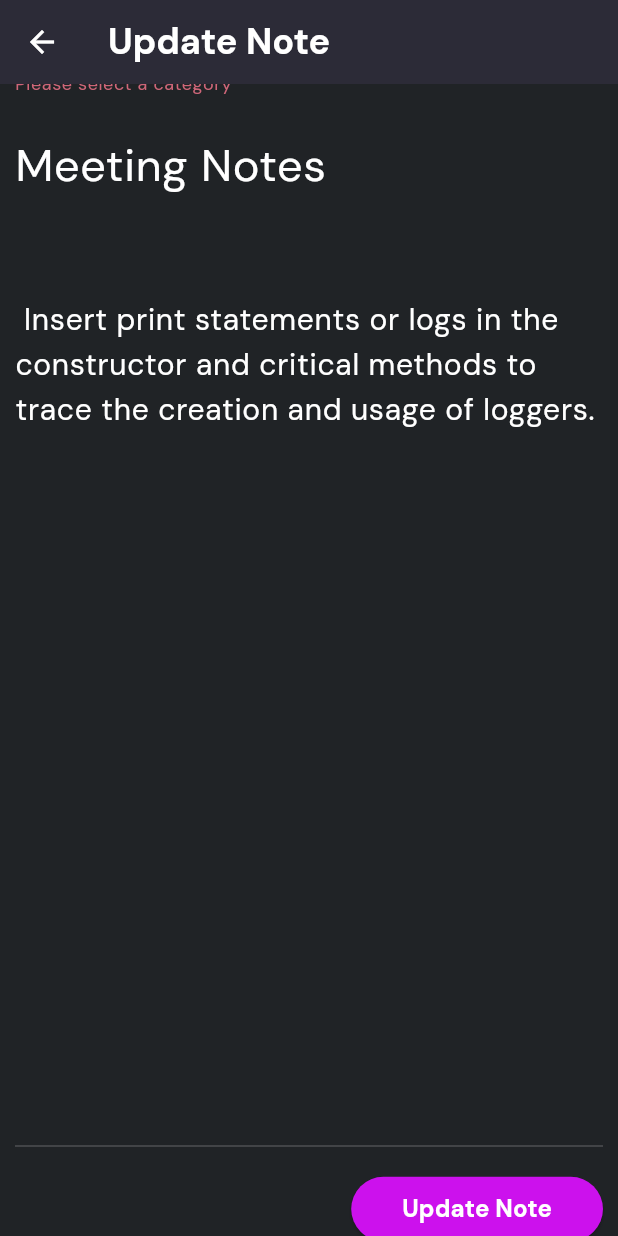
After one commit to PathumDilhara/Note-Sphere-Mobile-App, a Flutter app: the UpdateNotePage screen opened directly with sample values from the repository, scrolled down 90 dp, after a tap on "Update Note", on a phone screen of 412 x 824 dp. The commit adds this screen. Run offline on Flutter 3.47's test engine with Material 3 defaults, Android fonts, the light colour scheme and no system bars; our stand-ins replace go_router, google_fonts, hive, hive_flutter; accounts and stored records are empty.

Commit message:
Edit & delete a note

```diff
--- a/lib/pages/note_by_category_page.dart
+++ b/lib/pages/note_by_category_page.dart
@@ -1,3 +1,4 @@
+import 'package:f24_notes_sphere/helpers/snackbar.dart';
 import 'package:f24_notes_sphere/services/note_services.dart';
 import 'package:f24_notes_sphere/utils/colors.dart';
 import 'package:f24_notes_sphere/utils/router.dart';
@@ -32,8 +33,28 @@ class _NoteByCategoryState extends State<NoteByCategory> {
   Future<void> _loadNotesByCategory() async {
     noteList = await noteServices.getNotesByCategoryName(widget.category);
     setState(() {
-      print(noteList.length);
+      //print(noteList.length);
     });
+  }
+
+  // Edit note
+  void _editNote(NoteModel noteModel){
+    // Navigator to the edit note page
+    AppRouter.router.push("/edit_note", extra: noteModel);
+  }
+
+  // remove notes
+  Future<void> _removeNote(String id) async {
+    try{
+      await noteServices.deleteNote(id);
+      if(context.mounted){
+        AppHelpers.showSnackBar(context, "Note deleted successfully");
+      }
+
+    } catch(error){
+      AppHelpers.showSnackBar(context, "Failed to delete Note");
+      print(error.toString());
+    }
   }
 
   @override
@@ -82,10 +103,18 @@ class _NoteByCategoryState extends State<NoteByCategory> {
                 ),
                 itemBuilder: (context, index) {
                   return NoteCategoryCard(
-                      noteTitle: noteList[index].title,
-                      noteContent: noteList[index].content,
-                      removeNote: ()async {},
-                      editNote: ()async{});
+                    noteTitle: noteList[index].title,
+                    noteContent: noteList[index].content,
+                    removeNote: () async {
+                      await _removeNote(noteList[index].id);
+                      setState(() {
+                        noteList.removeAt(index);
+                      });
+                    },
+                    editNote: () async {
+                      _editNote(noteList[index]);
+                    },
+                  );
                 },
               )
             ],
--- /dev/null
+++ b/lib/pages/update_note_page.dart
@@ -0,0 +1,251 @@
+import 'package:f24_notes_sphere/helpers/snackbar.dart';
+import 'package:f24_notes_sphere/models/note_model.dart';
+import 'package:f24_notes_sphere/services/note_services.dart';
+import 'package:f24_notes_sphere/utils/colors.dart';
+import 'package:f24_notes_sphere/utils/router.dart';
+import 'package:f24_notes_sphere/utils/text_styles.dart';
+import 'package:flutter/material.dart';
+import 'package:google_fonts/google_fonts.dart';
+import 'package:uuid/uuid.dart';
+
+class UpdateNotePage extends StatefulWidget {
+  final NoteModel noteModel;
+  const UpdateNotePage({
+    super.key,
+    required this.noteModel,
+  });
+
+  @override
+  State<UpdateNotePage> createState() => _UpdateNotePageState();
+}
+
+class _UpdateNotePageState extends State<UpdateNotePage> {
+  List<String> categories = [];
+  final NoteServices noteServices = NoteServices();
+
+  // Form validation
+  final _formKey = GlobalKey<FormState>();
+  final TextEditingController _noteTitleController = TextEditingController();
+  final TextEditingController _noteContentController = TextEditingController();
+  String category = "";
+
+  // Dispose the above created text editing controllers
+  //Memory Management: Disposing of objects like TextEditingController ensures
+  // that the memory allocated for them is released. This is crucial in mobile
+  // development where memory resources are limited.
+  @override
+  void dispose() {
+    super.dispose();
+    _noteTitleController.dispose();
+    _noteContentController.dispose();
+  }
+
+  Future _loadCategories() async {
+    categories = await noteServices.getAllCategories();
+    setState(() {
+      //print(categories.length); // 3
+    });
+  }
+
+  @override
+  void initState() {
+    _noteTitleController.text = widget.noteModel.title;
+    _noteContentController.text = widget.noteModel.content;
+    category = widget.noteModel.category;
+    // Cant be async hence use separate Future method
+    _loadCategories();
+    super.initState();
+  }
+
+  @override
+  Widget build(BuildContext context) {
+    return Scaffold(
+      appBar: AppBar(
+        title: Text(
+          "Update Note",
+          style: AppTextStyles.appSubTitleStyle,
+        ),
+      ),
+      body: SingleChildScrollView(
+        child: Column(
+          children: [
+            const SizedBox(
+              height: 30,
+            ),
+            Container(
+              margin: const EdgeInsets.symmetric(
+                horizontal: 10,
+              ),
+              child: Form(
+                key: _formKey,
+                child: Column(
+                  children: [
+                    // drop down
+                    _newNote(),
+                    const SizedBox(
+                      height: 10,
+                    ),
+                    TextFormField(
+                      controller: _noteTitleController,
+                      validator: (value) {
+                        if (value == null || value.isEmpty) {
+                          return "Please enter a title";
+                        }
+                        return null;
+                      },
+                      maxLines: 2,
+                      style: const TextStyle(
+                        color: AppColors.kWhiteColor,
+                        fontSize: 30,
+                      ),
+                      decoration: InputDecoration(
+                        hintText: "Note Title",
+                        hintStyle: TextStyle(
+                          color: AppColors.kWhiteColor.withOpacity(0.5),
+                          fontSize: 35,
+                        ),
+                        border: InputBorder.none,
+                      ),
+                    ),
+                    const SizedBox(
+                      height: 10,
+                    ),
+                    // Content
+                    TextFormField(
+                      controller: _noteContentController,
+                      validator: (value) {
+                        if (value == null || value.isEmpty) {
+                          return "Please enter your content";
+                        }
+                        return null;
+                      },
+                      maxLines: 18,
+                      style: const TextStyle(
+                        color: AppColors.kWhiteColor,
+                        fontSize: 20,
+                      ),
+                      decoration: InputDecoration(
+                        hintText: "Note Content",
+                        hintStyle: TextStyle(
+                          color: AppColors.kWhiteColor.withOpacity(0.5),
+                          fontSize: 20,
+                        ),
+                        border: InputBorder.none,
+                      ),
+                    ),
+                    const SizedBox(
+                      height: 10,
+                    ),
+                    Divider(
+                      color: AppColors.kWhiteColor.withOpacity(0.2),
+                      thickness: 1,
+                    ),
+                    const SizedBox(
+                      height: 10,
+                    ),
+                    Row(
+                      mainAxisAlignment: MainAxisAlignment.end,
+                      children: [
+                        ElevatedButton(
+                          style: const ButtonStyle(
+                              backgroundColor: WidgetStatePropertyAll(
+                                  AppColors.kFlaButColor)),
+                          onPressed: () {
+                            // Update note
+                            if (_formKey.currentState!.validate()) {
+                              try {
+                                noteServices.updateNotes(
+                                  NoteModel(
+                                    title: _noteTitleController.text,
+                                    category: category,
+                                    content: _noteContentController.text,
+                                    date: DateTime.now(),
+                                    id: widget.noteModel.id,
+                                  ),
+                                );
+
+                                // Snack bar
+                                AppHelpers.showSnackBar(context, "Note updated successfully");
+                                _noteTitleController.clear();
+                                _noteContentController.clear();
+
+                                // Navigate to the note page
+                                AppRouter.router.push("/notes");
+                              } catch (error) {
+                                AppHelpers.showSnackBar(context, "Failed to update notes");
+                                print(error.toString());
+                              }
+                            }
+                          },
+                          child: Padding(
+                            padding: const EdgeInsets.all(10),
+                            child: Text(
+                              "Update Note",
+                              style: AppTextStyles.appButton,
+                            ),
+                          ),
+                        ),
+                      ],
+                    ),
+                  ],
+                ),
+              ),
+            ),
+          ],
+        ),
+      ),
+    );
+  }
+
+  Widget _newNote() {
+    return Container(
+      decoration: BoxDecoration(
+        borderRadius: BorderRadius.circular(10),
+      ),
+      child: DropdownButtonFormField<String>(
+        validator: (value) {
+          if (value == null || value.isEmpty) {
+            return "Please select a category";
+          }
+          return null;
+        },
+        style: TextStyle(
+          color: AppColors.kWhiteColor,
+          fontFamily: GoogleFonts.dmSans().fontFamily,
+          fontSize: 20,
+          fontWeight: FontWeight.w500,
+        ),
+        isExpanded: false,
+        hint: const Text("Category"),
+        decoration: InputDecoration(
+          enabledBorder: OutlineInputBorder(
+            borderRadius: BorderRadius.circular(20),
+            borderSide: BorderSide(
+              color: AppColors.kWhiteColor.withOpacity(0.1),
+              width: 2,
+            ),
+          ),
+          focusedBorder: OutlineInputBorder(
+              borderRadius: BorderRadius.circular(20),
+              borderSide:
+                  const BorderSide(color: AppColors.kWhiteColor, width: 1)),
+        ),
+        items: categories.map((String category) {
+          return DropdownMenuItem<String>(
+            alignment: Alignment.centerLeft,
+            value: category,
+            child: Text(
+              category,
+              style: AppTextStyles.appButton,
+            ),
+          );
+        }).toList(), // must return a list
+        onChanged: (String? value) {
+          setState(() {
+            category = value!;
+          });
+        },
+      ),
+    );
+  }
+}
--- a/lib/utils/router.dart
+++ b/lib/utils/router.dart
@@ -1,7 +1,9 @@
+import 'package:f24_notes_sphere/models/note_model.dart';
 import 'package:f24_notes_sphere/pages/home_page.dart';
 import 'package:f24_notes_sphere/pages/note_by_category_page.dart';
 import 'package:f24_notes_sphere/pages/notes_page.dart';
 import 'package:f24_notes_sphere/pages/todo_page.dart';
+import 'package:f24_notes_sphere/pages/update_note_page.dart';
 import 'package:flutter/material.dart';
 import 'package:go_router/go_router.dart';
 
@@ -52,7 +54,17 @@ class AppRouter {
             isNewCategory: isNewCategory,
           );
         },
-      )
+      ),
+
+      // Edit note page
+      GoRoute(
+        name: "edit note",
+        path: "/edit_note",
+        builder: (context, state) {
+          final NoteModel note = state.extra as NoteModel;
+          return UpdateNotePage(noteModel: note);
+        },
+      ),
     ],
   );
 }
```
